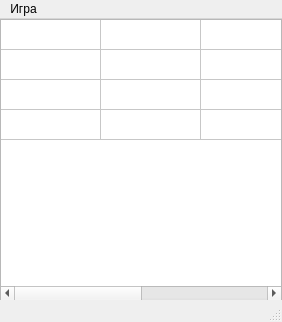
This is Lab_Spots/mainwindow.ui in sva4rd/Spots as Qt 5 draws it before an edit. The edited form follows.
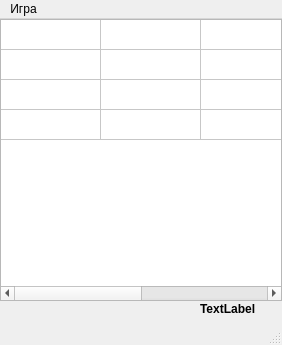
This is the edited form.

Commit message: version 1.2 time+moves

What changed in the file:
```diff
--- a/Lab_Spots/mainwindow.ui
+++ b/Lab_Spots/mainwindow.ui
@@ -7,7 +7,7 @@
     <x>0</x>
     <y>0</y>
     <width>282</width>
-    <height>322</height>
+    <height>345</height>
    </rect>
   </property>
   <property name="windowTitle">
@@ -50,6 +50,42 @@
     <column/>
     <column/>
    </widget>
+   <widget class="QLabel" name="timeLabel">
+    <property name="geometry">
+     <rect>
+      <x>0</x>
+      <y>280</y>
+      <width>65</width>
+      <height>20</height>
+     </rect>
+    </property>
+    <property name="font">
+     <font>
+      <bold>true</bold>
+     </font>
+    </property>
+    <property name="text">
+     <string/>
+    </property>
+   </widget>
+   <widget class="QLabel" name="movesLabel">
+    <property name="geometry">
+     <rect>
+      <x>200</x>
+      <y>280</y>
+      <width>81</width>
+      <height>20</height>
+     </rect>
+    </property>
+    <property name="font">
+     <font>
+      <bold>true</bold>
+     </font>
+    </property>
+    <property name="text">
+     <string>TextLabel</string>
+    </property>
+   </widget>
   </widget>
   <widget class="QMenuBar" name="menubar">
    <property name="geometry">
```
The commit also changes 15 other files.
